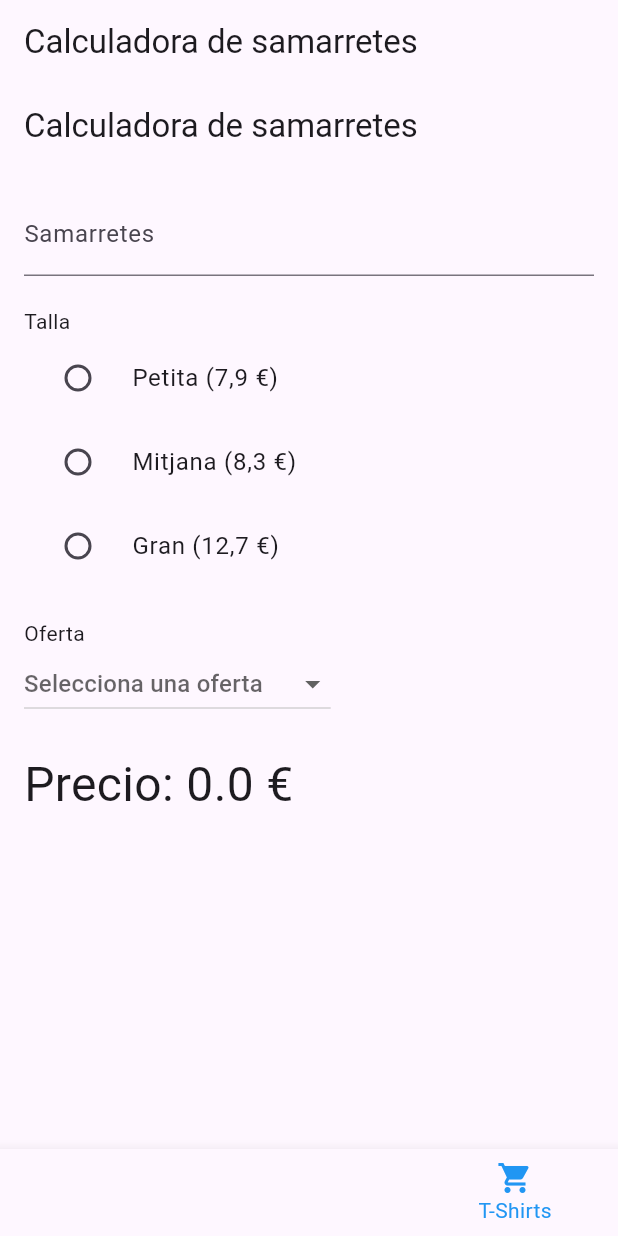
After one commit to vnaranjobemen/flutter_application_2, a Flutter app: the screen it shows after launch, item 4 of the bottom bar chosen, on a phone screen of 412 x 824 dp. The commit adds this screen. Run offline on Flutter 3.47's test engine with Material 3 defaults, Android fonts, the phone set to English and light mode, and no system bars; our stand-ins replace audioplayers, camera, cross_file, faker, flutter_svg.

Commit message:
calculador a de samarretes.  Pagina inicial

```diff
--- a/lib/cat/bemen3/m7/camera/main_page.dart
+++ b/lib/cat/bemen3/m7/camera/main_page.dart
@@ -3,6 +3,7 @@ import 'package:camera/camera.dart';
 import 'camera_screen.dart';
 import 'picture_screen.dart';
 import 'music_player_screen.dart';
+import 't_shirt_calculator_sceen.dart';
 
 class MainPage extends StatefulWidget {
   final CameraDescription camera;
@@ -30,13 +31,17 @@ class _MainPageState extends State<MainPage> {
             ? 'Càmera'
             : _selectedIndex == 1
                 ? 'Picture'
-                : 'Music Player'),
+                : _selectedIndex == 2
+                    ? 'Music Player'
+                    : 'Calculadora de samarretes'),
       ),
       body: _selectedIndex == 0
           ? CameraScreen(camera: widget.camera)
           : _selectedIndex == 1
               ? const PictureScreen()
-              : const MusicPlayerScreen(),
+              : _selectedIndex == 2
+                  ? const MusicPlayerScreen()
+                  : const TShirtCalculatorScreen(),
       bottomNavigationBar: BottomNavigationBar(
         items: const <BottomNavigationBarItem>[
           BottomNavigationBarItem(
@@ -51,6 +56,10 @@ class _MainPageState extends State<MainPage> {
             icon: Icon(Icons.music_note),
             label: 'Music',
           ),
+          BottomNavigationBarItem(
+            icon: Icon(Icons.shopping_cart),
+            label: 'T-Shirts',
+          ),
         ],
         currentIndex: _selectedIndex,
         selectedItemColor: Colors.blue,
--- /dev/null
+++ b/lib/cat/bemen3/m7/camera/t_shirt_calculator_sceen.dart
@@ -0,0 +1,75 @@
+import 'package:flutter/material.dart';
+
+class TShirtCalculatorScreen extends StatefulWidget {
+  const TShirtCalculatorScreen({super.key});
+
+  @override
+  _TShirtCalculatorScreenState createState() => _TShirtCalculatorScreenState();
+}
+
+class _TShirtCalculatorScreenState extends State<TShirtCalculatorScreen> {
+  @override
+  Widget build(BuildContext context) {
+    return Scaffold(
+      appBar: AppBar(
+        title: const Text('Calculadora de samarretes'),
+      ),
+      body: Padding(
+        padding: const EdgeInsets.all(16.0),
+        child: Column(
+          crossAxisAlignment: CrossAxisAlignment.start,
+          children: <Widget>[
+            TextField(
+              decoration: const InputDecoration(
+                labelText: 'Samarretes',
+                hintText: 'Número de samarretes',
+              ),
+              keyboardType: TextInputType.number,
+            ),
+            const SizedBox(height: 20),
+            const Text('Talla'),
+            RadioListTile(
+              title: const Text('Petita (7,9 €)'),
+              value: 'small',
+              groupValue: null,
+              onChanged: (value) {},
+            ),
+            RadioListTile(
+              title: const Text('Mitjana (8,3 €)'),
+              value: 'medium',
+              groupValue: null,
+              onChanged: (value) {},
+            ),
+            RadioListTile(
+              title: const Text('Gran (12,7 €)'),
+              value: 'large',
+              groupValue: null,
+              onChanged: (value) {},
+            ),
+            const SizedBox(height: 20),
+            const Text('Oferta'),
+            DropdownButton<String>(
+              items: const [
+                DropdownMenuItem(
+                  value: '10%',
+                  child: Text('Descompte del 10%'),
+                ),
+                DropdownMenuItem(
+                  value: 'quantity',
+                  child: Text('Descompte per quantitat'),
+                ),
+              ],
+              onChanged: (value) {},
+              hint: const Text('Selecciona una oferta'),
+            ),
+            const SizedBox(height: 20),
+            const Text(
+              'Precio: 0.0 €',
+              style: TextStyle(fontSize: 32),
+            ),
+          ],
+        ),
+      ),
+    );
+  }
+}
```
